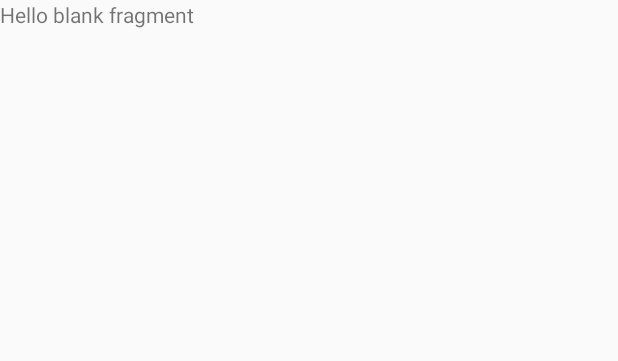
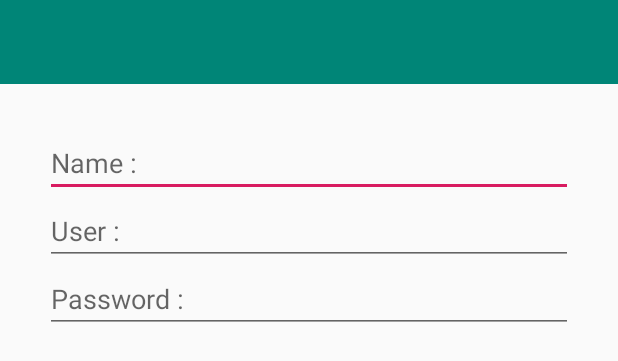
Before and after one commit to masterUNG/MyPressure, an Android app: the layout fragment_register.xml on its own in the app's theme, with its tools: preview values and no code run, on a phone screen of 412 x 824 dp. Shown: the top 361 px of the screen. Run offline under Robolectric (Android 15) with nearby library versions, the phone set to English and light mode, and no system bars.

Commit message:
Create Toolbar Success

```diff
--- a/app/src/main/java/masterung/th/in/androidthai/mypressure/RegisterFragment.java
+++ b/app/src/main/java/masterung/th/in/androidthai/mypressure/RegisterFragment.java
@@ -2,7 +2,9 @@ package masterung.th.in.androidthai.mypressure;
 
 
 import android.os.Bundle;
+import android.support.annotation.Nullable;
 import android.support.v4.app.Fragment;
+import android.support.v7.widget.Toolbar;
 import android.view.LayoutInflater;
 import android.view.View;
 import android.view.ViewGroup;
@@ -18,6 +20,29 @@ public class RegisterFragment extends Fragment {
         // Required empty public constructor
     }
 
+    @Override
+    public void onActivityCreated(@Nullable Bundle savedInstanceState) {
+        super.onActivityCreated(savedInstanceState);
+
+//        Create Toolbar
+        createToolbar();
+
+
+    }   // Main Method
+
+    private void createToolbar() {
+        Toolbar toolbar = getView().findViewById(R.id.toolbarRegister);
+        ((MainActivity)getActivity()).setSupportActionBar(toolbar);
+        ((MainActivity) getActivity()).getSupportActionBar().setTitle("New Register");
+        ((MainActivity) getActivity()).getSupportActionBar().setHomeButtonEnabled(true);
+        ((MainActivity) getActivity()).getSupportActionBar().setDisplayHomeAsUpEnabled(true);
+        toolbar.setNavigationOnClickListener(new View.OnClickListener() {
+            @Override
+            public void onClick(View v) {
+                getActivity().getSupportFragmentManager().popBackStack();
+            }
+        });
+    }
 
     @Override
     public View onCreateView(LayoutInflater inflater, ViewGroup container,
--- a/app/src/main/res/layout/fragment_register.xml
+++ b/app/src/main/res/layout/fragment_register.xml
@@ -1,14 +1,49 @@
 <?xml version="1.0" encoding="utf-8"?>
-<FrameLayout xmlns:android="http://schemas.android.com/apk/res/android"
+<LinearLayout xmlns:android="http://schemas.android.com/apk/res/android"
     xmlns:tools="http://schemas.android.com/tools"
     android:layout_width="match_parent"
     android:layout_height="match_parent"
+    android:orientation="vertical"
     tools:context=".RegisterFragment">
 
-    <!-- TODO: Update blank fragment layout -->
-    <TextView
+    <!--Toolbar-->
+    <include
+        android:id="@+id/toolbarRegister"
+        layout="@layout/toolbar_main" />
+
+    <!--Content-->
+    <LinearLayout
+        android:layout_margin="@dimen/m1"
+        android:orientation="vertical"
         android:layout_width="match_parent"
-        android:layout_height="match_parent"
-        android:text="@string/hello_blank_fragment" />
+        android:layout_height="wrap_content">
 
-</FrameLayout>
+        <!--Name-->
+        <EditText
+            android:textSize="@dimen/h2"
+            android:inputType="text"
+            android:hint="@string/name"
+            android:layout_width="match_parent"
+            android:layout_height="wrap_content" />
+
+        <!--User-->
+        <EditText
+            android:textSize="@dimen/h2"
+            android:inputType="text"
+            android:hint="@string/user"
+            android:layout_width="match_parent"
+            android:layout_height="wrap_content" />
+
+        <!--Password-->
+        <EditText
+            android:textSize="@dimen/h2"
+            android:inputType="text"
+            android:hint="@string/password"
+            android:layout_width="match_parent"
+            android:layout_height="wrap_content" />
+
+
+    </LinearLayout>
+
+
+</LinearLayout>
--- /dev/null
+++ b/app/src/main/res/layout/toolbar_main.xml
@@ -0,0 +1,6 @@
+<?xml version="1.0" encoding="utf-8"?>
+<android.support.v7.widget.Toolbar xmlns:android="http://schemas.android.com/apk/res/android"
+    android:layout_width="match_parent"
+    android:layout_height="?attr/actionBarSize"
+    android:background="@color/colorPrimary"
+    android:theme="@style/ThemeOverlay.AppCompat.Dark.ActionBar" />
--- a/app/src/main/res/values/strings.xml
+++ b/app/src/main/res/values/strings.xml
@@ -6,4 +6,5 @@
     <string name="user">User :</string>
     <string name="password">Password :</string>
     <string name="login">Login</string>
+    <string name="name">Name :</string>
 </resources>
```
